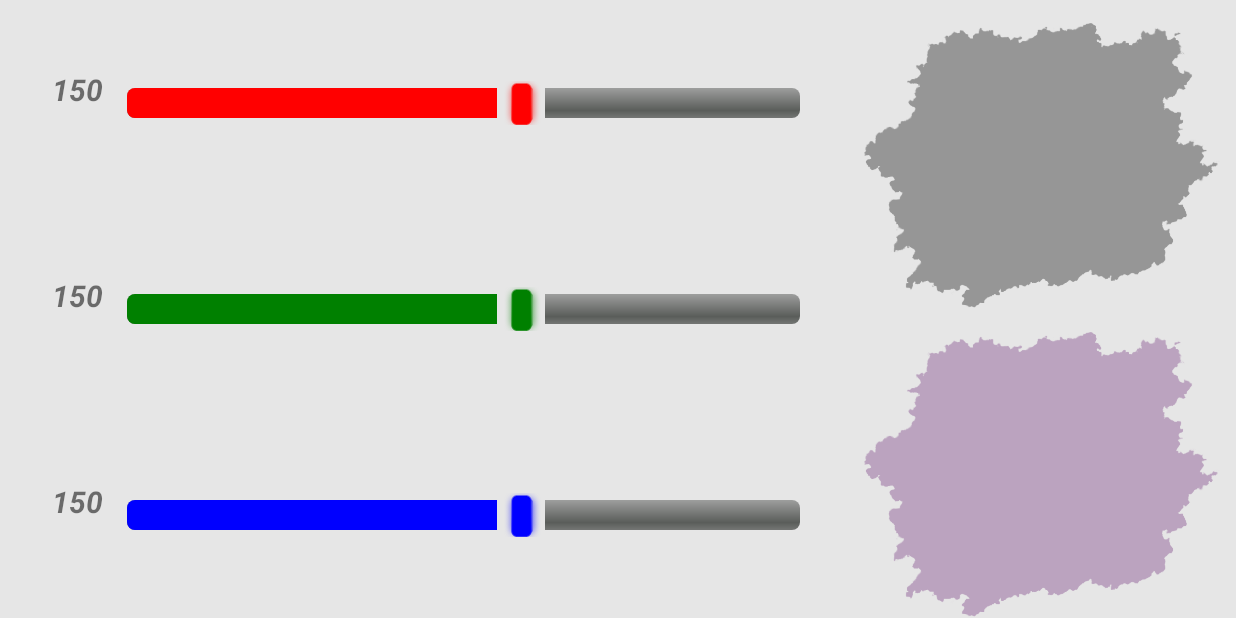
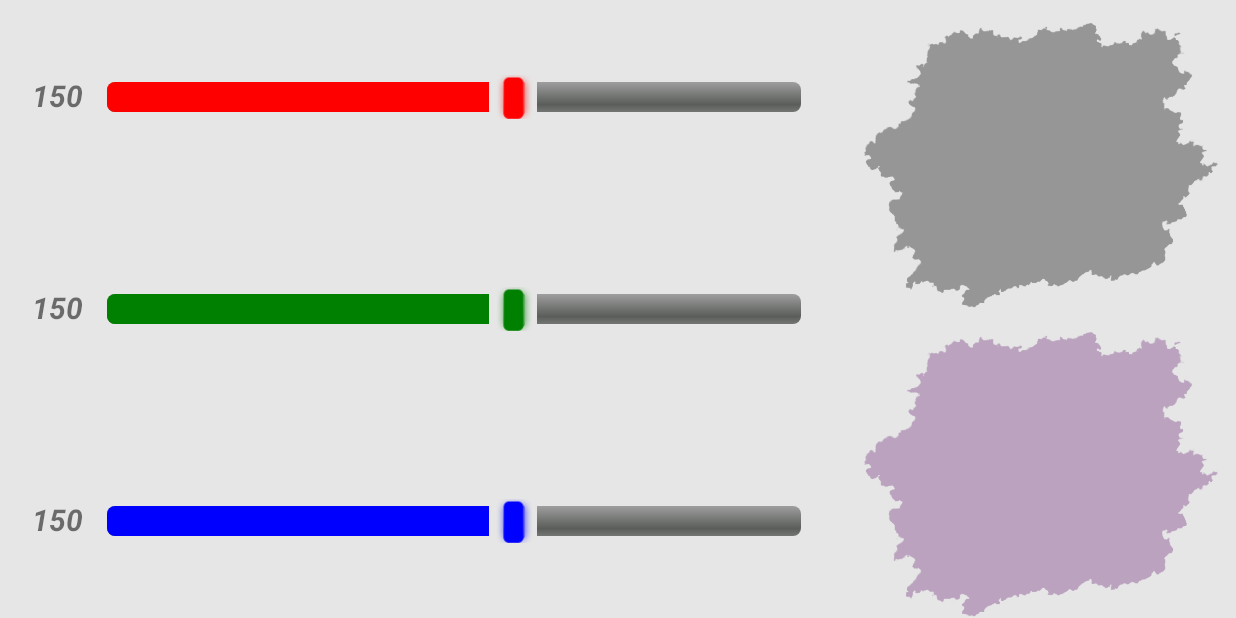
Before and after one commit to elenkamir/gamesforkids, an Android app: the Game4Activity screen opened directly, with no data from a screen before it, on a phone screen of 824 x 412 dp (held sideways). Run offline under Robolectric (Android 15) with nearby library versions, the phone set to English and light mode, and no system bars.

Commit message:
Игра4: сообщение о правильном решении

```diff
--- a/app/src/main/java/ru/gamesforkids/gamesforkids/Game4Activity.java
+++ b/app/src/main/java/ru/gamesforkids/gamesforkids/Game4Activity.java
@@ -23,7 +23,7 @@ import java.util.Random;
 
 public class Game4Activity extends AppCompatActivity {
 
-    ImageView imgResult, imgTask;
+    ImageView imgResult, imgTask, rightAns;
     TextView txRed, txBlue, txGreen;
     int red, green, blue, acc, RGBtask;
     private SeekBar redSeekBar, greenSeekBar, blueSeekBar;
@@ -43,6 +43,7 @@ public class Game4Activity extends AppCompatActivity {
 
         imgResult = (ImageView) findViewById(R.id.imgResult);
         imgTask = (ImageView) findViewById(R.id.imgTask);
+        rightAns = (ImageView) findViewById(R.id.right_ans_g4);
 
         txRed = (TextView) findViewById(R.id.txRed);
         txGreen = (TextView) findViewById(R.id.txGreen);
@@ -117,7 +118,7 @@ public class Game4Activity extends AppCompatActivity {
         if (((redValue > red - acc) & (redValue < red + acc))
                 & ((greenValue > green - acc) & (greenValue < green + acc))
                 & ((blueValue > blue - acc) & (blueValue < blue + acc))) {
-            Toast.makeText(getApplicationContext(), "УРА", Toast.LENGTH_LONG).show();
+            rightAns.setVisibility(View.VISIBLE);
             managerOfSound(true);
             imgResult.setColorFilter(RGBtask);
             redSeekBar.setEnabled(false);
@@ -126,10 +127,12 @@ public class Game4Activity extends AppCompatActivity {
             new Handler().postDelayed(new Runnable() {
                 @Override
                 public void run() {
+                    rightAns.setVisibility(View.GONE);
                     newGame();
                     redSeekBar.setEnabled(true);
                     greenSeekBar.setEnabled(true);
                     blueSeekBar.setEnabled(true);
+
                 }
             }, 3000);
 
--- a/app/src/main/res/layout/activity_game4.xml
+++ b/app/src/main/res/layout/activity_game4.xml
@@ -8,7 +8,7 @@
     android:orientation="horizontal"
     tools:context="ru.gamesforkids.gamesforkids.Game4Activity">
 
-    <LinearLayout
+    <FrameLayout
         android:layout_width="match_parent"
         android:layout_height="match_parent"
         android:layout_weight="1"
@@ -16,45 +16,27 @@
 
         <LinearLayout
             android:layout_width="match_parent"
-            android:layout_height="match_parent"
-            android:layout_weight="1"
+            android:layout_height="wrap_content"
+            android:layout_gravity="top"
+            android:layout_marginTop="50dp"
             android:orientation="horizontal">
-
-            <LinearLayout
-                android:layout_width="match_parent"
-                android:layout_height="match_parent"
-                android:layout_weight="7"
-                android:orientation="vertical">
-
-                <LinearLayout
-                    android:layout_width="match_parent"
-                    android:layout_height="match_parent"
-                    android:layout_weight="1"
-                    android:orientation="horizontal"></LinearLayout>
 
                 <TextView
                     android:id="@+id/txRed"
                     android:layout_width="match_parent"
                     android:layout_height="match_parent"
-                    android:layout_weight="1"
+                    android:layout_weight="0.9"
                     android:text="150"
                     android:textAlignment="textEnd"
                     android:textSize="20sp"
                     android:textStyle="bold|italic" />
-
-                <LinearLayout
-                    android:layout_width="match_parent"
-                    android:layout_height="match_parent"
-                    android:layout_weight="1"
-                    android:orientation="horizontal"></LinearLayout>
-            </LinearLayout>
 
             <SeekBar
                 android:id="@+id/seekBarRed"
                 style="@android:style/Widget.SeekBar"
                 android:layout_width="match_parent"
                 android:layout_height="match_parent"
-                android:layout_weight="1"
+                android:layout_weight="0.1"
                 android:max="255"
                 android:progress="150"
                 android:progressTint="@color/red"
@@ -64,98 +46,71 @@
 
         <LinearLayout
             android:layout_width="match_parent"
-            android:layout_height="match_parent"
-            android:layout_weight="1"
+            android:layout_height="wrap_content"
+            android:layout_gravity="center"
             android:orientation="horizontal">
-
-            <LinearLayout
-                android:layout_width="match_parent"
-                android:layout_height="match_parent"
-                android:layout_weight="7"
-                android:orientation="vertical">
-
-                <LinearLayout
-                    android:layout_width="match_parent"
-                    android:layout_height="match_parent"
-                    android:layout_weight="1"
-                    android:orientation="horizontal"></LinearLayout>
 
                 <TextView
                     android:id="@+id/txGreen"
                     android:layout_width="match_parent"
                     android:layout_height="match_parent"
-                    android:layout_weight="1"
+                    android:layout_weight="0.9"
                     android:text="150"
                     android:textAlignment="textEnd"
                     android:textSize="20sp"
                     android:textStyle="bold|italic" />
-
-                <LinearLayout
-                    android:layout_width="match_parent"
-                    android:layout_height="match_parent"
-                    android:layout_weight="1"
-                    android:orientation="horizontal"></LinearLayout>
-            </LinearLayout>
 
             <SeekBar
                 android:id="@+id/seekBarGreen"
                 style="@android:style/Widget.SeekBar"
                 android:layout_width="match_parent"
                 android:layout_height="match_parent"
-                android:layout_weight="1"
+                android:layout_weight="0.1"
                 android:max="255"
                 android:progress="150"
                 android:progressTint="@color/green"
                 android:thumbTint="@color/green" />
+
         </LinearLayout>
 
         <LinearLayout
             android:layout_width="match_parent"
-            android:layout_height="match_parent"
-            android:layout_weight="1"
+            android:layout_height="wrap_content"
+            android:layout_gravity="bottom"
+            android:layout_marginBottom="50dp"
             android:orientation="horizontal">
-
-            <LinearLayout
-                android:layout_width="match_parent"
-                android:layout_height="match_parent"
-                android:layout_weight="7"
-                android:orientation="vertical">
-
-                <LinearLayout
-                    android:layout_width="match_parent"
-                    android:layout_height="match_parent"
-                    android:layout_weight="1"
-                    android:orientation="horizontal"></LinearLayout>
 
                 <TextView
                     android:id="@+id/txBlue"
                     android:layout_width="match_parent"
                     android:layout_height="match_parent"
-                    android:layout_weight="1"
+                    android:layout_weight="0.9"
                     android:text="150"
                     android:textAlignment="textEnd"
                     android:textSize="20sp"
                     android:textStyle="bold|italic" />
-
-                <LinearLayout
-                    android:layout_width="match_parent"
-                    android:layout_height="match_parent"
-                    android:layout_weight="1"
-                    android:orientation="horizontal"></LinearLayout>
-            </LinearLayout>
 
             <SeekBar
                 android:id="@+id/seekBarBlue"
                 style="@android:style/Widget.SeekBar"
                 android:layout_width="match_parent"
                 android:layout_height="match_parent"
-                android:layout_weight="1"
+                android:layout_weight="0.1"
                 android:max="255"
                 android:progress="150"
                 android:progressTint="@color/blue"
                 android:thumbTint="@color/blue" />
         </LinearLayout>
-    </LinearLayout>
+
+        <ImageView
+            app:srcCompat = "@drawable/right_ans"
+            android:id="@+id/right_ans_g4"
+            android:layout_gravity="center"
+            android:visibility="gone"
+            android:layout_height="wrap_content"
+            android:layout_width="wrap_content"/>
+
+    </FrameLayout>
 
     <LinearLayout
         android:layout_width="match_parent"
@@ -167,14 +122,14 @@
             android:id="@+id/imgResult"
             android:layout_width="wrap_content"
             android:layout_height="wrap_content"
-            android:layout_weight="1"
+            android:layout_weight="0.5"
             app:srcCompat="@drawable/kraska" />
 
         <ImageView
             android:id="@+id/imgTask"
             android:layout_width="wrap_content"
             android:layout_height="wrap_content"
-            android:layout_weight="1"
+            android:layout_weight="0.5"
             app:srcCompat="@drawable/kraska" />
     </LinearLayout>
 
```
